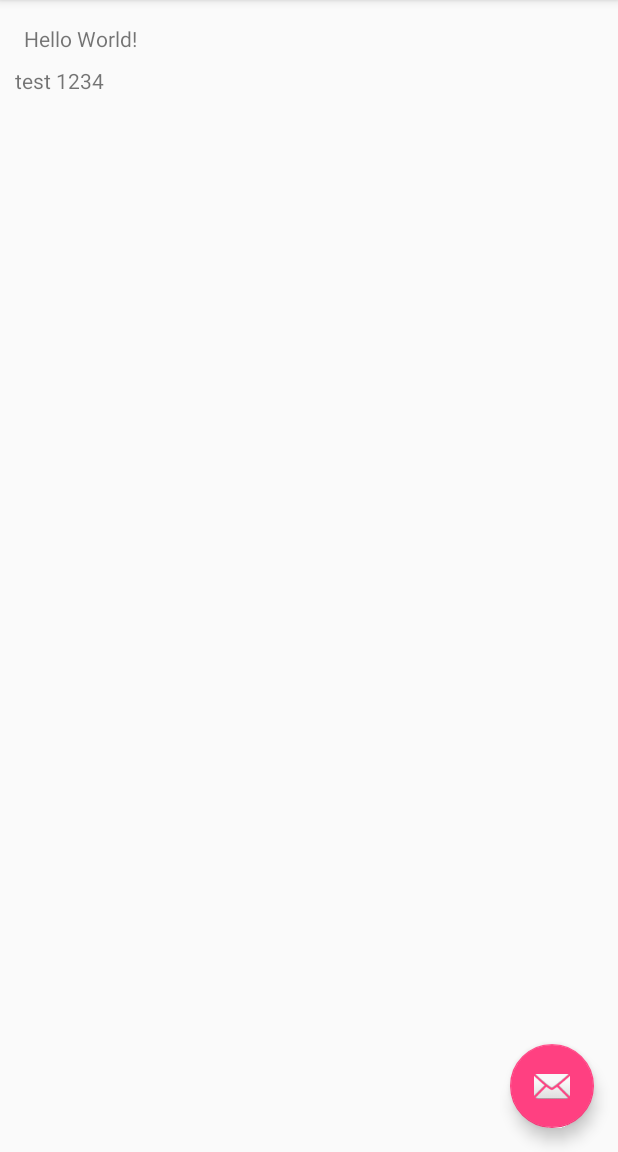
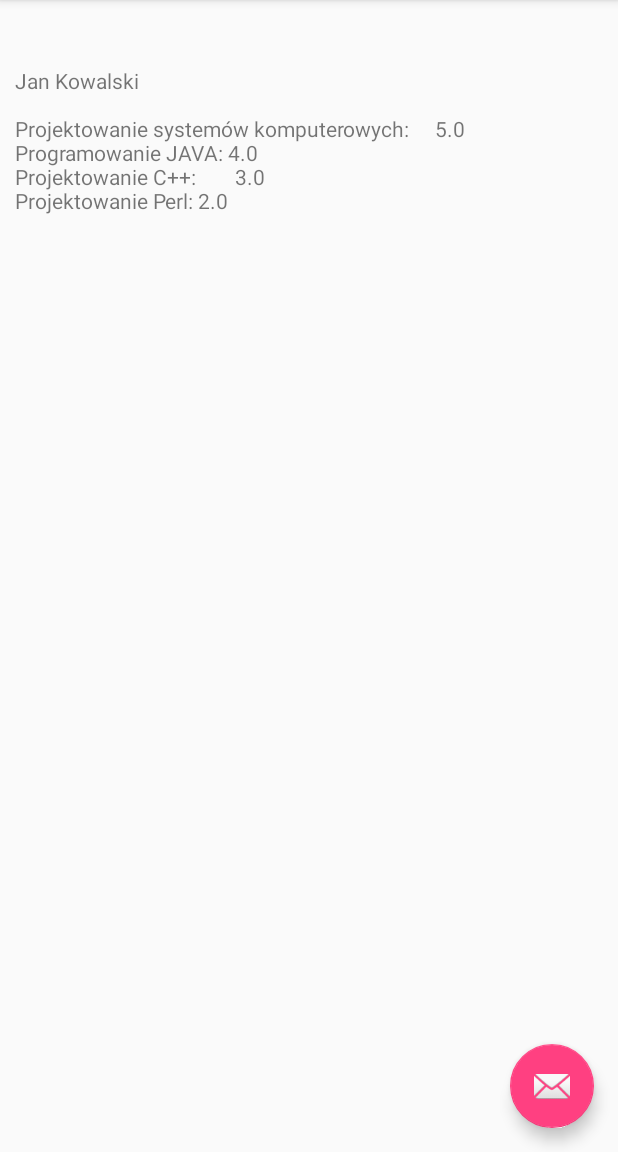
Before and after one commit to jtudruj/przetwarzanie_mobilne, an Android app: the screen it shows after launch (MainActivity), on a phone screen of 412 x 824 dp, the part 84-1236 px from its top. Run offline under Robolectric (Android 15) with nearby library versions, the phone set to English and light mode, and no system bars.

Commit message:
working exercise, waiting for second student

```diff
--- a/firstApp/app/src/main/java/eu/jakubtudruj/firstapp/Entities/Human.java
+++ b/firstApp/app/src/main/java/eu/jakubtudruj/firstapp/Entities/Human.java
@@ -13,6 +13,10 @@ public class Human {
         this.name = name;
         this.surname = surname;
         this.age = age;
+    }
+
+    public String whatIsYourName() {
+        return this.name + " " + this.surname;
     }
 
 //setters & getters
--- a/firstApp/app/src/main/java/eu/jakubtudruj/firstapp/Entities/Student.java
+++ b/firstApp/app/src/main/java/eu/jakubtudruj/firstapp/Entities/Student.java
@@ -2,6 +2,7 @@ package eu.jakubtudruj.firstapp.Entities;
 
 import android.util.Log;
 import eu.jakubtudruj.firstapp.Entities.SubjectMark;
+import java.util.ArrayList;
 /**
  * Created by kuba on 16/10/2016.
  */
@@ -9,8 +10,7 @@ import eu.jakubtudruj.firstapp.Entities.SubjectMark;
 public class Student extends Human {
     private static final int MAX_COUNTER = 20;
     public String indexNumber;
-//    public String[][] subjectMarks = new String[MAX_COUNTER][2];
-    public SubjectMark[] subjectMarks = new SubjectMark[MAX_COUNTER];
+    public ArrayList<SubjectMark> subjectMarks = new ArrayList<SubjectMark>();
     private int counter;
 
     public Student(String name, String surname, int age, String indexNumber) {
@@ -21,32 +21,21 @@ public class Student extends Human {
     }
 
     public void addMark(String subject, double mark) {
-//        if (this.counter <= MAX_COUNTER) {
-//            this.subjectMarks[this.counter][0] = subject;
-//            this.subjectMarks[this.counter][1] = String.valueOf(mark);
-//            this.counter ++;
-//            Log.i("Added subject: " + subject + " and mark: " + mark " at index: " this.counter);
-//        } else {
-//            Log.e("Maximum counter " + String.valueOf(MAX_COUNTER) + "reached!")
-//        }
-        try {
-//            this.subjectMarks[this.counter][0] = subject;
-//            this.subjectMarks[this.counter][1] = String.valueOf(mark);
-            this.subjectMarks[this.counter] = new SubjectMark(subject, mark);
-            this.counter ++;
-//            Log.i("Added subject: " + subject + " and mark: " + mark + " at index: " + this.counter);
-        } catch (Exception e) {
-//            Log.e("Maximum counter " + String.valueOf(MAX_COUNTER) + "reached!")
-            e.printStackTrace();
-        }
-
+        this.subjectMarks.add(new SubjectMark(subject, mark));
     }
 
-    public void printMarks() {
+    public String printMarks() {
         String marks = "";
-        for (int i=0; i < this.subjectMarks.length; i++) {
-            marks += "Subject: \t" + this.subjectMarks[i].getSubject() + " mark: " + String.valueOf(this.subjectMarks[i].getMark()) + "\n";
+
+
+        for (int i=0; i < this.subjectMarks.size(); i++) {
+            String tab = "\t\t";
+            if (i%2 != 0) {
+                tab = "";
+            }
+            marks += this.subjectMarks.get(i).getSubject() + ": " + tab + String.valueOf(this.subjectMarks.get(i).getMark()) + "\n";
         }
+        return marks;
     }
 
 }
--- a/firstApp/app/src/main/java/eu/jakubtudruj/firstapp/MainActivity.java
+++ b/firstApp/app/src/main/java/eu/jakubtudruj/firstapp/MainActivity.java
@@ -8,8 +8,14 @@ import android.support.v7.widget.Toolbar;
 import android.view.View;
 import android.view.Menu;
 import android.view.MenuItem;
+import android.widget.TextView;
+
+import eu.jakubtudruj.firstapp.Entities.Student;
 
 public class MainActivity extends AppCompatActivity {
+
+    private Student student;
+    private TextView studentDetailTextView;
 
     @Override
     protected void onCreate(Bundle savedInstanceState) {
@@ -26,6 +32,10 @@ public class MainActivity extends AppCompatActivity {
                         .setAction("Action", null).show();
             }
         });
+
+        this.setupStudent();
+        this.setupStudentMarks();
+        this.printAllStudentsInformations();
     }
 
     @Override
@@ -49,4 +59,21 @@ public class MainActivity extends AppCompatActivity {
 
         return super.onOptionsItemSelected(item);
     }
+
+    private void setupStudent() {
+        this.student = new Student("Jan", "Kowalski", 25, "ABC123456");
+        this.studentDetailTextView= (TextView)findViewById(R.id.studentDesc);
+        this.studentDetailTextView.setText(this.student.whatIsYourName() + "\n\n");
+    }
+
+    private void setupStudentMarks() {
+        this.student.addMark("Projektowanie systemów komputerowych", 5);
+        this.student.addMark("Programowanie JAVA", 4);
+        this.student.addMark("Projektowanie C++", 3);
+        this.student.addMark("Projektowanie Perl", 2);
+    }
+
+    private void printAllStudentsInformations() {
+        this.studentDetailTextView.append(this.student.printMarks());
+    }
 }
--- a/firstApp/app/src/main/res/layout/activity_main.xml
+++ b/firstApp/app/src/main/res/layout/activity_main.xml
@@ -43,6 +43,4 @@
 
     </LinearLayout>
 
-    <include layout="@layout/content_main" />
-
 </android.support.design.widget.CoordinatorLayout>
```
